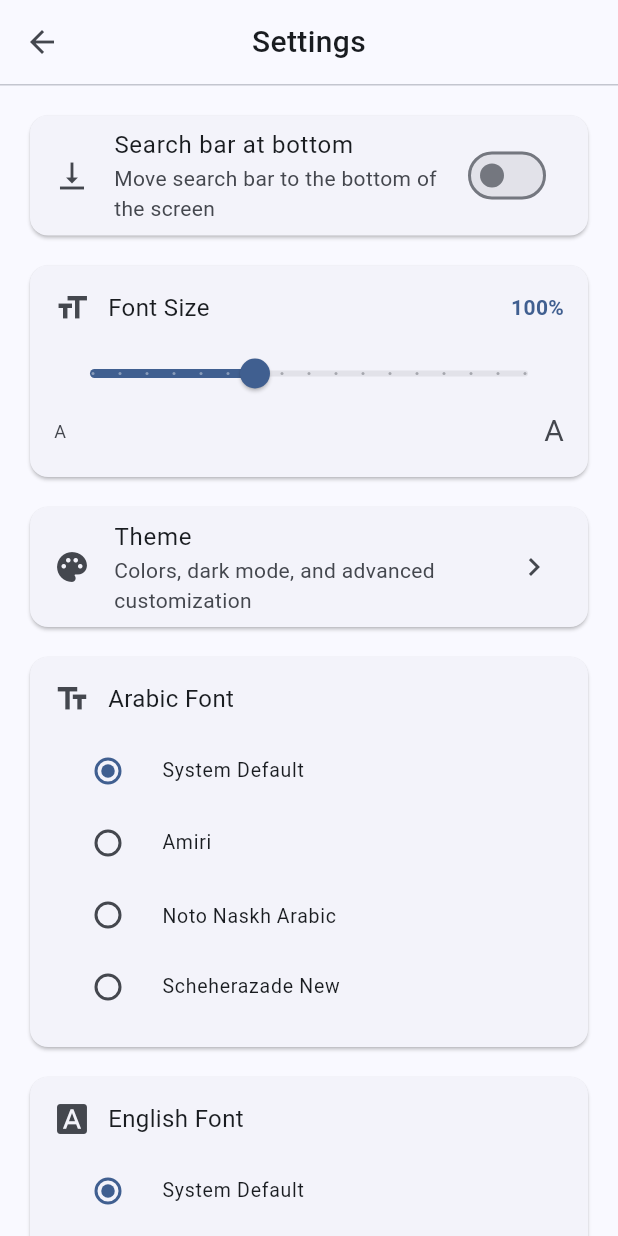
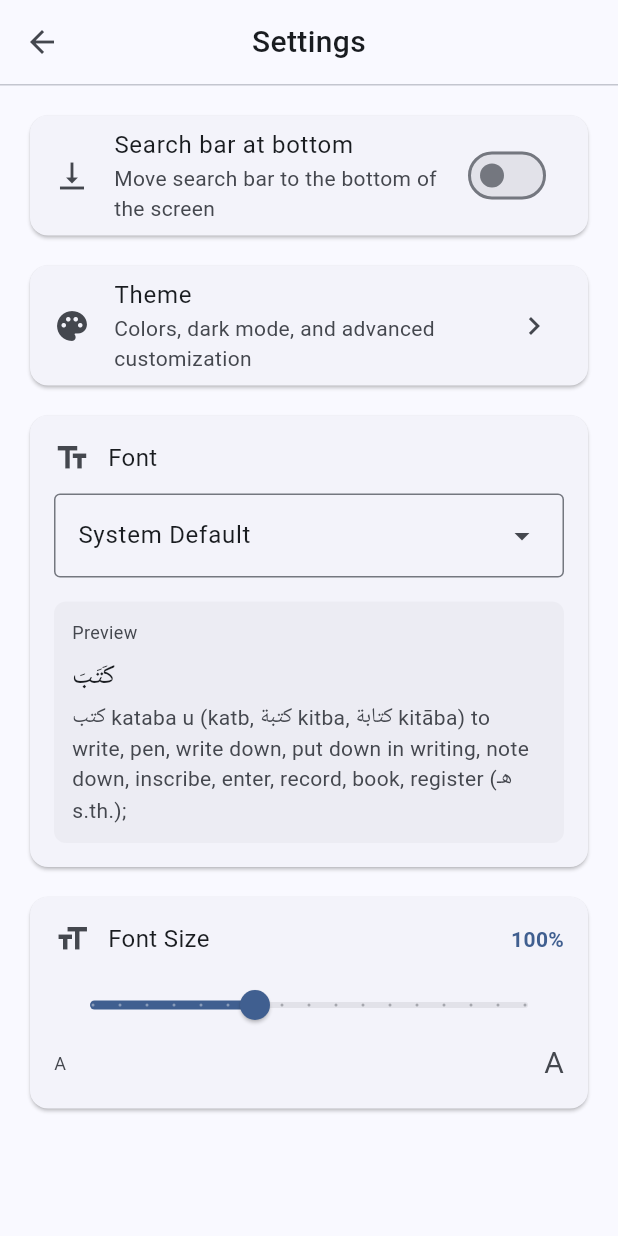
Before and after one commit to GibreelAbdullah/HansWehrDictionary, a Flutter app: the SettingsScreen screen opened by its route, on a phone screen of 412 x 824 dp. Run offline on Flutter 3.47's test engine with Material 3 defaults, Android fonts, the phone set to English and light mode, and no system bars; our stand-ins replace flutter_markdown_plus, flutter_riverpod, go_router, google_fonts, shared_preferences, sqflite_common and 2 more; missing offline and left inert: sqlite3; accounts and stored records are empty; network calls fail; Roboto replaces fonts that are missing (Amiri, Scheherazade New).

Commit message:
Improved font options

```diff
--- a/lib/main.dart
+++ b/lib/main.dart
@@ -23,11 +23,12 @@ class HansWehrApp extends ConsumerWidget {
     final router = ref.watch(routerProvider);
     final themeSettings = ref.watch(themeSettingsProvider).value ?? const ThemeSettings();
     final fontScale = ref.watch(fontScaleProvider).value ?? 1.0;
+    final appFont = ref.watch(appFontProvider).value ?? AppFont.system;
     return MaterialApp.router(
       title: 'Hans Wehr Dictionary',
       debugShowCheckedModeBanner: false,
-      theme: AppTheme.buildLight(themeSettings),
-      darkTheme: AppTheme.buildDark(themeSettings),
+      theme: AppTheme.buildLight(themeSettings, font: appFont),
+      darkTheme: AppTheme.buildDark(themeSettings, font: appFont),
       themeMode: themeMode,
       routerConfig: router,
       builder: (context, child) {
--- a/lib/presentation/providers/theme_provider.dart
+++ b/lib/presentation/providers/theme_provider.dart
@@ -140,65 +140,37 @@ final themeSettingsProvider =
     AsyncNotifierProvider<ThemeSettingsNotifier, ThemeSettings>(ThemeSettingsNotifier.new);
 
 // Font choices
-enum ArabicFont {
+enum AppFont {
   system('System Default'),
+  notoSansArabic('Noto Sans Arabic'),
+  notoNaskhArabic('Noto Naskh Arabic'),
   amiri('Amiri'),
-  notoNaskhArabic('Noto Naskh Arabic'),
-  scheherazadeNew('Scheherazade New');
+  cairo('Cairo'),
+  ibmPlexSansArabic('IBM Plex Sans Arabic');
 
   final String label;
-  const ArabicFont(this.label);
+  const AppFont(this.label);
 }
 
-enum EnglishFont {
-  system('System Default'),
-  roboto('Roboto'),
-  merriweather('Merriweather'),
-  lora('Lora');
-
-  final String label;
-  const EnglishFont(this.label);
-}
-
-class ArabicFontNotifier extends AsyncNotifier<ArabicFont> {
-  static const _key = 'arabic_font';
+class AppFontNotifier extends AsyncNotifier<AppFont> {
+  static const _key = 'app_font';
 
   @override
-  Future<ArabicFont> build() async {
+  Future<AppFont> build() async {
     final prefs = await SharedPreferences.getInstance();
     final idx = prefs.getInt(_key) ?? 0;
-    return ArabicFont.values[idx.clamp(0, ArabicFont.values.length - 1)];
+    return AppFont.values[idx.clamp(0, AppFont.values.length - 1)];
   }
 
-  Future<void> set(ArabicFont font) async {
+  Future<void> set(AppFont font) async {
     final prefs = await SharedPreferences.getInstance();
     await prefs.setInt(_key, font.index);
     state = AsyncData(font);
   }
 }
 
-final arabicFontProvider =
-    AsyncNotifierProvider<ArabicFontNotifier, ArabicFont>(ArabicFontNotifier.new);
-
-class EnglishFontNotifier extends AsyncNotifier<EnglishFont> {
-  static const _key = 'english_font';
-
-  @override
-  Future<EnglishFont> build() async {
-    final prefs = await SharedPreferences.getInstance();
-    final idx = prefs.getInt(_key) ?? 0;
-    return EnglishFont.values[idx.clamp(0, EnglishFont.values.length - 1)];
-  }
-
-  Future<void> set(EnglishFont font) async {
-    final prefs = await SharedPreferences.getInstance();
-    await prefs.setInt(_key, font.index);
-    state = AsyncData(font);
-  }
-}
-
-final englishFontProvider =
-    AsyncNotifierProvider<EnglishFontNotifier, EnglishFont>(EnglishFontNotifier.new);
+final appFontProvider =
+    AsyncNotifierProvider<AppFontNotifier, AppFont>(AppFontNotifier.new);
 
 // Font scale
 class FontScaleNotifier extends AsyncNotifier<double> {
--- a/lib/presentation/screens/settings_screen.dart
+++ b/lib/presentation/screens/settings_screen.dart
@@ -39,6 +39,8 @@ class SettingsScreen extends ConsumerWidget {
       ),
     );
 
+    final appFont = ref.watch(appFontProvider).value ?? AppFont.system;
+
     final body = ListView(
       padding: const EdgeInsets.all(16),
       children: [
@@ -54,7 +56,69 @@ class SettingsScreen extends ConsumerWidget {
         ),
         const SizedBox(height: 12),
 
-        // 2. Font Size
+        // 2. Theme
+        Card(
+          child: ListTile(
+            leading: const Icon(Icons.palette),
+            title: const Text('Theme'),
+            subtitle: const Text('Colors, dark mode, and advanced customization'),
+            trailing: Icon(Icons.chevron_right, color: cs.onSurfaceVariant),
+            onTap: () => context.go('/settings/theme'),
+          ),
+        ),
+        const SizedBox(height: 12),
+
+        // 3. Font
+        Card(
+          child: Padding(
+            padding: const EdgeInsets.all(16),
+            child: Column(
+              crossAxisAlignment: CrossAxisAlignment.start,
+              children: [
+                Row(
+                  children: [
+                    Icon(Icons.text_fields, color: cs.onSurfaceVariant),
+                    const SizedBox(width: 12),
+                    const Expanded(child: Text('Font', style: TextStyle(fontSize: 16))),
+                  ],
+                ),
+                const SizedBox(height: 12),
+                DropdownMenu<AppFont>(
+                  initialSelection: appFont,
+                  expandedInsets: EdgeInsets.zero,
+                  onSelected: (v) { if (v != null) ref.read(appFontProvider.notifier).set(v); },
+                  dropdownMenuEntries: AppFont.values.map((f) => DropdownMenuEntry(
+                    value: f,
+                    label: f.label,
+                    style: MenuItemButton.styleFrom(textStyle: _fontPreviewStyle(f)),
+                  )).toList(),
+                ),
+                const SizedBox(height: 16),
+                Container(
+                  width: double.infinity,
+                  padding: const EdgeInsets.all(12),
+                  decoration: BoxDecoration(
+                    color: cs.surfaceContainerHighest.withValues(alpha: 0.4),
+                    borderRadius: BorderRadius.circular(8),
+                  ),
+                  child: Column(
+                    crossAxisAlignment: CrossAxisAlignment.start,
+                    children: [
+                      Text('Preview', style: TextStyle(fontSize: 12, color: cs.onSurfaceVariant)),
+                      const SizedBox(height: 8),
+                      Text('كَتَبَ', style: TextStyle(fontSize: 18, color: cs.onSurface)),
+                      const SizedBox(height: 4),
+                      Text('كتب kataba u (katb, كتبة kitba, كتابة kitāba) to write, pen, write down, put down in writing, note down, inscribe, enter, record, book, register (هـ s.th.); ', style: TextStyle(fontSize: 14, color: cs.onSurfaceVariant)),
+                    ],
+                  ),
+                ),
+              ],
+            ),
+          ),
+        ),
+        const SizedBox(height: 12),
+
+        // 4. Font Size
         Card(
           child: Padding(
             padding: const EdgeInsets.all(16),
@@ -95,82 +159,6 @@ class SettingsScreen extends ConsumerWidget {
             ),
           ),
         ),
-        const SizedBox(height: 12),
-
-        // 3. Theme
-        Card(
-          child: ListTile(
-            leading: const Icon(Icons.palette),
-            title: const Text('Theme'),
-            subtitle: const Text('Colors, dark mode, and advanced customization'),
-            trailing: Icon(Icons.chevron_right, color: cs.onSurfaceVariant),
-            onTap: () => context.go('/settings/theme'),
-          ),
-        ),
-        const SizedBox(height: 12),
-
-        // 4. Arabic Font
-        Card(
-          child: Padding(
-            padding: const EdgeInsets.all(16),
-            child: Column(
-              crossAxisAlignment: CrossAxisAlignment.start,
-              children: [
-                Row(
-                  children: [
-                    Icon(Icons.text_fields, color: cs.onSurfaceVariant),
-                    const SizedBox(width: 12),
-                    const Expanded(child: Text('Arabic Font', style: TextStyle(fontSize: 16))),
-                  ],
-                ),
-                const SizedBox(height: 12),
-                RadioGroup<ArabicFont>(
-                  groupValue: ref.watch(arabicFontProvider).value ?? ArabicFont.system,
-                  onChanged: (v) { if (v != null) ref.read(arabicFontProvider.notifier).set(v); },
-                  child: Column(
-                    children: ArabicFont.values.map((f) => RadioListTile<ArabicFont>(
-                          title: Text(f.label, style: _arabicPreviewStyle(f)),
-                          value: f,
-                          dense: true,
-                        )).toList(),
-                  ),
-                ),
-              ],
-            ),
-          ),
-        ),
-        const SizedBox(height: 12),
-
-        // 5. English Font
-        Card(
-          child: Padding(
-            padding: const EdgeInsets.all(16),
-            child: Column(
-              crossAxisAlignment: CrossAxisAlignment.start,
-              children: [
-                Row(
-                  children: [
-                    Icon(Icons.font_download, color: cs.onSurfaceVariant),
-                    const SizedBox(width: 12),
-                    const Expanded(child: Text('English Font', style: TextStyle(fontSize: 16))),
-                  ],
-                ),
-                const SizedBox(height: 12),
-                RadioGroup<EnglishFont>(
-                  groupValue: ref.watch(englishFontProvider).value ?? EnglishFont.system,
-                  onChanged: (v) { if (v != null) ref.read(englishFontProvider.notifier).set(v); },
-                  child: Column(
-                    children: EnglishFont.values.map((f) => RadioListTile<EnglishFont>(
-                          title: Text(f.label, style: _englishPreviewStyle(f)),
-                          value: f,
-                          dense: true,
-                        )).toList(),
-                  ),
-                ),
-              ],
-            ),
-          ),
-        ),
       ],
     );
 
@@ -188,20 +176,13 @@ class SettingsScreen extends ConsumerWidget {
   }
 }
 
-TextStyle? _arabicPreviewStyle(ArabicFont font) {
+TextStyle? _fontPreviewStyle(AppFont font) {
   return switch (font) {
-    ArabicFont.system => null,
-    ArabicFont.amiri => GoogleFonts.amiri(),
-    ArabicFont.notoNaskhArabic => GoogleFonts.notoNaskhArabic(),
-    ArabicFont.scheherazadeNew => GoogleFonts.scheherazadeNew(),
+    AppFont.system => null,
+    AppFont.notoSansArabic => GoogleFonts.notoSansArabic(),
+    AppFont.notoNaskhArabic => GoogleFonts.notoNaskhArabic(),
+    AppFont.amiri => GoogleFonts.amiri(),
+    AppFont.cairo => GoogleFonts.cairo(),
+    AppFont.ibmPlexSansArabic => GoogleFonts.ibmPlexSansArabic(),
   };
 }
-
-TextStyle? _englishPreviewStyle(EnglishFont font) {
-  return switch (font) {
-    EnglishFont.system => null,
-    EnglishFont.roboto => GoogleFonts.roboto(),
-    EnglishFont.merriweather => GoogleFonts.merriweather(),
-    EnglishFont.lora => GoogleFonts.lora(),
-  };
-}
--- a/lib/presentation/widgets/font_utils.dart
+++ /dev/null
@@ -1,26 +0,0 @@
-import 'package:flutter/material.dart';
-import 'package:flutter_riverpod/flutter_riverpod.dart';
-import 'package:google_fonts/google_fonts.dart';
-import '../providers/theme_provider.dart';
-
-TextStyle arabicFontStyle(WidgetRef ref, [TextStyle? base]) {
-  final font = ref.watch(arabicFontProvider).value ?? ArabicFont.system;
-  final style = base ?? const TextStyle();
-  return switch (font) {
-    ArabicFont.system => style,
-    ArabicFont.amiri => GoogleFonts.amiri(textStyle: style),
-    ArabicFont.notoNaskhArabic => GoogleFonts.notoNaskhArabic(textStyle: style),
-    ArabicFont.scheherazadeNew => GoogleFonts.scheherazadeNew(textStyle: style),
-  };
-}
-
-TextStyle englishFontStyle(WidgetRef ref, [TextStyle? base]) {
-  final font = ref.watch(englishFontProvider).value ?? EnglishFont.system;
-  final style = base ?? const TextStyle();
-  return switch (font) {
-    EnglishFont.system => style,
-    EnglishFont.roboto => GoogleFonts.roboto(textStyle: style),
-    EnglishFont.merriweather => GoogleFonts.merriweather(textStyle: style),
-    EnglishFont.lora => GoogleFonts.lora(textStyle: style),
-  };
-}
```
Also changed, not shown: lib/presentation/screens/entry_detail_screen.dart (+4 -5 lines), lib/presentation/theme.dart (+21 -6 lines), lib/presentation/widgets/entry_card.dart (+8 -10 lines), 1 other file.
